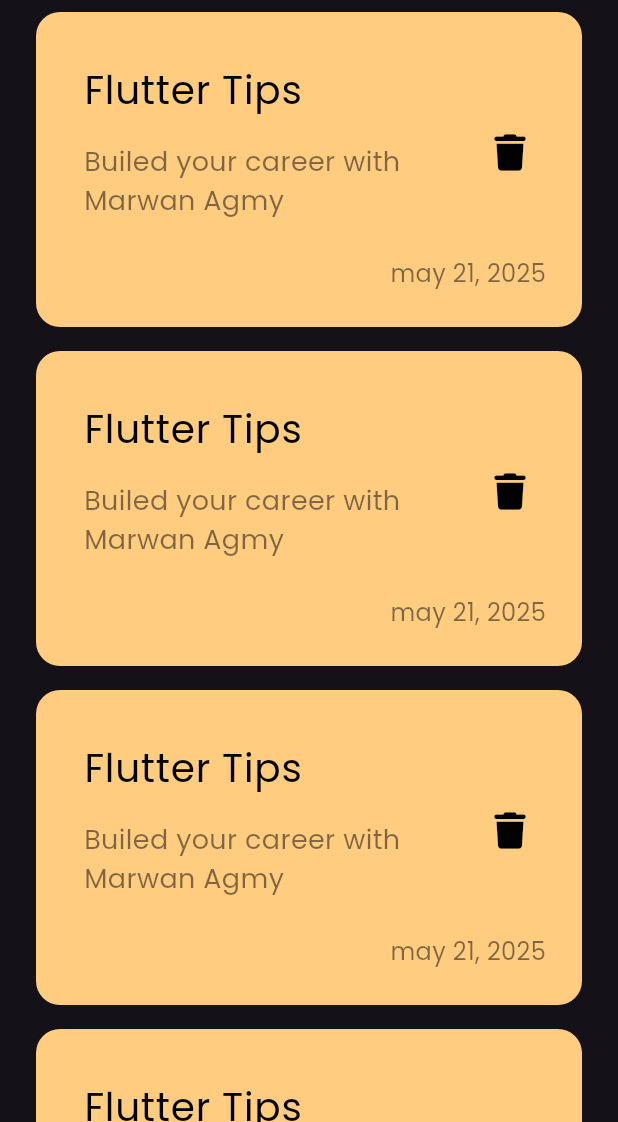
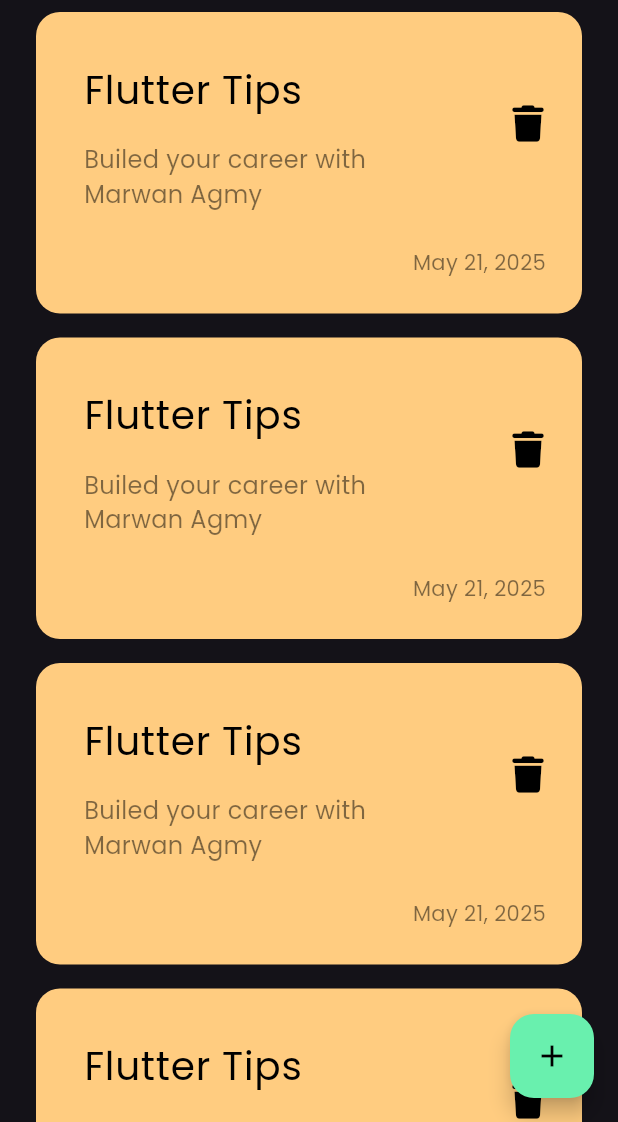
Before and after one commit to MarwanAgmy/notes_app, a Flutter app: the screen it shows after launch, on a phone screen of 412 x 824 dp, the part 114-1236 px from its top. Run offline on Flutter 3.47's test engine with Material 3 defaults, Android fonts, the phone set to English and light mode, and no system bars; our stand-ins replace font_awesome_flutter.

Commit message:
add floating action button

```diff
--- a/lib/views/notes_view.dart
+++ b/lib/views/notes_view.dart
@@ -6,6 +6,13 @@ class NotesView extends StatelessWidget {
 
   @override
   Widget build(BuildContext context) {
-    return const Scaffold(body: NotesViewBody());
+    return Scaffold(
+      floatingActionButton: FloatingActionButton(
+        backgroundColor: Colors.greenAccent,
+        onPressed: () {},
+        child: Icon(Icons.add, color: Colors.black),
+      ),
+      body: const NotesViewBody(),
+    );
   }
 }
--- a/lib/widgets/custom_note_item.dart
+++ b/lib/widgets/custom_note_item.dart
@@ -26,11 +26,12 @@ class NoteItem extends StatelessWidget {
                 'Builed your career with Marwan Agmy',
                 style: TextStyle(
                   color: Colors.black.withValues(alpha: .5),
-                  fontSize: 18,
+                  fontSize: 16,
                 ),
               ),
             ),
             trailing: IconButton(
+              padding: EdgeInsets.only(bottom: 35, left: 24),
               onPressed: () {},
               icon: const Icon(
                 FontAwesomeIcons.trash,
@@ -42,10 +43,10 @@ class NoteItem extends StatelessWidget {
           Padding(
             padding: const EdgeInsets.only(right: 24),
             child: Text(
-              'may 21, 2025',
+              'May 21, 2025',
               style: TextStyle(
                 color: Colors.black.withValues(alpha: .5),
-                fontSize: 16,
+                fontSize: 14,
               ),
             ),
           ),
```
